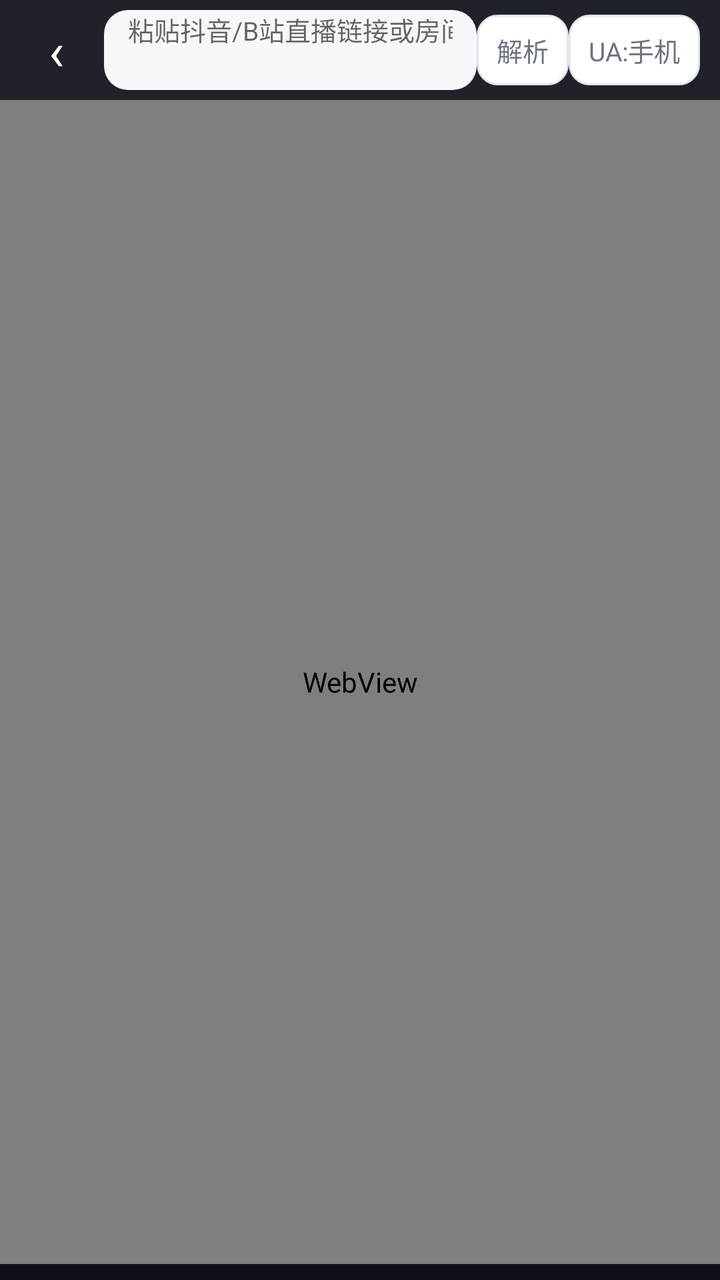
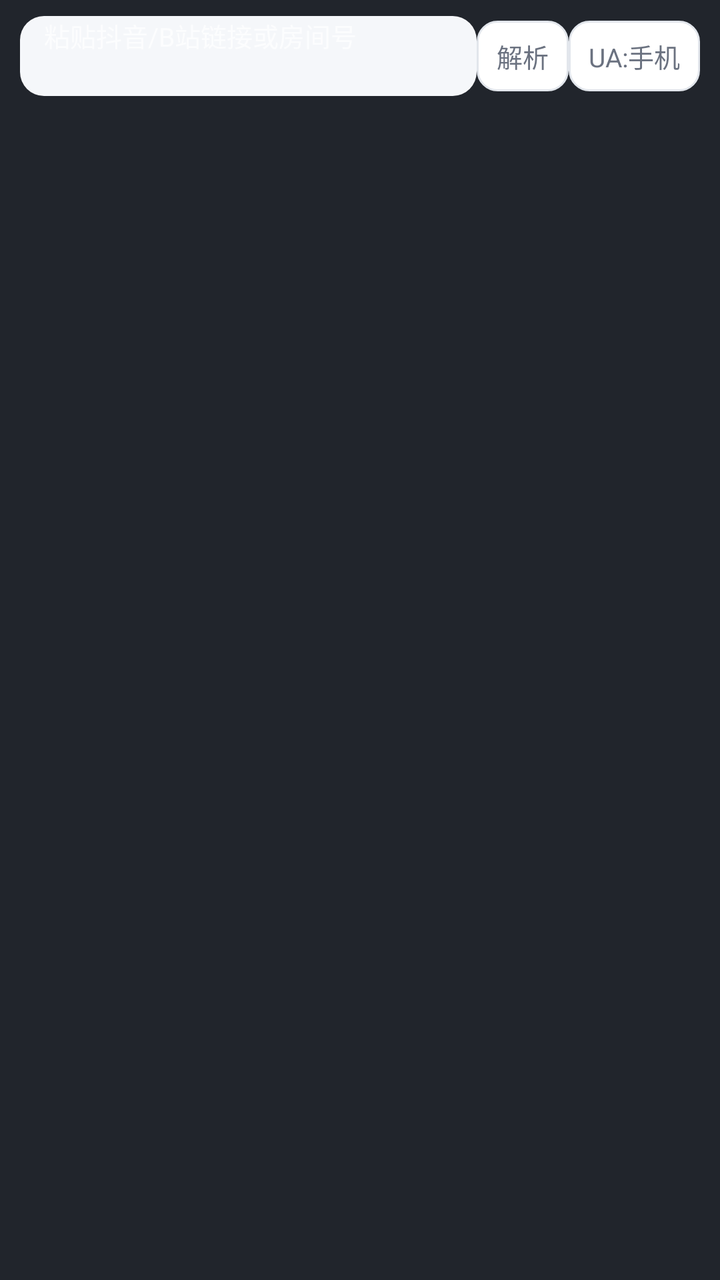

Compare the two renders of this Android layout. The source of the first and the diff that turns it into the second are given below.
<!-- AndroidManifest.xml: application theme AppTheme -->
<!-- res/layout/activity_parse.xml -->
<?xml version="1.0" encoding="utf-8"?>
<LinearLayout xmlns:android="http://schemas.android.com/apk/res/android"
    android:layout_width="match_parent" android:layout_height="match_parent"
    android:orientation="vertical" android:background="#000000">

    <LinearLayout
        android:layout_width="match_parent" android:layout_height="50dp"
        android:background="#1F2329"
        android:gravity="center_vertical"
        android:paddingLeft="8dp" android:paddingRight="10dp">
        <TextView android:id="@+id/btnParseBack"
            android:layout_width="40dp" android:layout_height="match_parent"
            android:text="‹" android:textColor="#FFFFFF"
            android:textSize="26sp" android:gravity="center"/>
        <EditText android:id="@+id/etParseUrl"
            android:layout_width="0dp" android:layout_height="40dp" android:layout_weight="1"
            android:layout_marginLeft="4dp"
            android:background="@drawable/bg_input"
            android:hint="粘贴抖音/B站直播链接或房间号"
            android:paddingLeft="12dp" android:paddingRight="12dp"
            android:textSize="13sp"
            android:inputType="textUri" android:maxLines="1"/>
        <TextView android:id="@+id/btnParseGo" style="@style/Chip"
            android:layout_width="wrap_content"
            android:text="解析"/>
        <TextView android:id="@+id/btnParseUA" style="@style/Chip"
            android:layout_width="wrap_content"
            android:text="UA:手机"/>
    </LinearLayout>

    <WebView android:id="@+id/parseWebView"
        android:layout_width="match_parent" android:layout_height="0dp"
        android:layout_weight="1"/>

    <LinearLayout android:id="@+id/parseList"
        android:layout_width="match_parent" android:layout_height="wrap_content"
        android:orientation="vertical"
        android:background="#0D1117"
        android:paddingTop="4dp" android:paddingBottom="4dp"/>

</LinearLayout>
<!-- resources referenced by this layout -->
<resources>
  <!-- drawable bg_input (drawable) -->
  <?xml version="1.0" encoding="utf-8"?>
  <shape xmlns:android="http://schemas.android.com/apk/res/android">
      <solid android:color="#F5F7FA"/>
      <corners android:radius="12dp"/>
  </shape>
  <style name="Chip">
          <item name="android:layout_width">wrap_content</item>
          <item name="android:layout_height">wrap_content</item>
          <item name="android:background">@drawable/bg_chip_off</item>
          <item name="android:textSize">13sp</item>
          <item name="android:textColor">#6B7280</item>
          <item name="android:paddingLeft">10dp</item>
          <item name="android:paddingRight">10dp</item>
          <item name="android:paddingTop">8dp</item>
          <item name="android:paddingBottom">8dp</item>
          <item name="android:gravity">center</item>
          <item name="android:maxLines">1</item>
      </style>
  <style name="AppTheme" parent="android:Theme.Material.Light.NoActionBar">
          <item name="android:windowFullscreen">true</item>
          <item name="android:windowNoTitle">true</item>
          <item name="android:windowTranslucentNavigation">true</item>
          <item name="android:windowBackground">@color/bg</item>
          <item name="android:colorAccent">@color/blue2</item>
      </style>
  <!-- drawable bg_chip_off (drawable) -->
  <?xml version="1.0" encoding="utf-8"?>
  <shape xmlns:android="http://schemas.android.com/apk/res/android">
      <solid android:color="#FFFFFF"/>
      <stroke android:width="1dp" android:color="#E2E6EC"/>
      <corners android:radius="10dp"/>
  </shape>
  <color name="bg">#EEF4FF</color>
  <color name="blue2">#1677FF</color>
</resources>

<!-- the commit's change to res/layout/activity_parse.xml (unified diff, before → after) -->
@@ -1,24 +1,20 @@
 <?xml version="1.0" encoding="utf-8"?>
 <LinearLayout xmlns:android="http://schemas.android.com/apk/res/android"
-    android:layout_width="match_parent" android:layout_height="match_parent"
-    android:orientation="vertical" android:background="#000000">
+    android:layout_width="match_parent" android:layout_height="wrap_content"
+    android:orientation="vertical" android:background="#F014181F">
 
     <LinearLayout
-        android:layout_width="match_parent" android:layout_height="50dp"
-        android:background="#1F2329"
+        android:layout_width="match_parent" android:layout_height="wrap_content"
         android:gravity="center_vertical"
-        android:paddingLeft="8dp" android:paddingRight="10dp">
-        <TextView android:id="@+id/btnParseBack"
-            android:layout_width="40dp" android:layout_height="match_parent"
-            android:text="‹" android:textColor="#FFFFFF"
-            android:textSize="26sp" android:gravity="center"/>
+        android:paddingLeft="10dp" android:paddingRight="10dp" android:paddingTop="8dp">
+
         <EditText android:id="@+id/etParseUrl"
             android:layout_width="0dp" android:layout_height="40dp" android:layout_weight="1"
-            android:layout_marginLeft="4dp"
             android:background="@drawable/bg_input"
-            android:hint="粘贴抖音/B站直播链接或房间号"
+            android:hint="粘贴抖音/B站链接或房间号"
             android:paddingLeft="12dp" android:paddingRight="12dp"
             android:textSize="13sp"
+            android:imeOptions="actionGo"
             android:inputType="textUri" android:maxLines="1"/>
         <TextView android:id="@+id/btnParseGo" style="@style/Chip"
             android:layout_width="wrap_content"
@@ -28,14 +24,10 @@
             android:text="UA:手机"/>
     </LinearLayout>
 
-    <WebView android:id="@+id/parseWebView"
-        android:layout_width="match_parent" android:layout_height="0dp"
-        android:layout_weight="1"/>
-
     <LinearLayout android:id="@+id/parseList"
-        android:layout_width="match_parent" android:layout_height="wrap_content"
+        android:layout_width="match_parent" android:layout_height="240dp"
         android:orientation="vertical"
-        android:background="#0D1117"
-        android:paddingTop="4dp" android:paddingBottom="4dp"/>
+        android:paddingTop="4dp" android:paddingBottom="6dp"
+        android:scrollbars="vertical"/>
 
 </LinearLayout>
<!-- resource entries referenced after the edit -->
@@ -19,12 +19,11 @@
           <item name="android:gravity">center</item>
           <item name="android:maxLines">1</item>
       </style>
-  <style name="AppTheme" parent="android:Theme.Material.Light.NoActionBar">
-          <item name="android:windowFullscreen">true</item>
+  <style name="ParseDialog" parent="@android:style/Theme.Material.Dialog">
+          <item name="android:windowBackground">@android:color/transparent</item>
+          <item name="android:windowIsFloating">true</item>
           <item name="android:windowNoTitle">true</item>
-          <item name="android:windowTranslucentNavigation">true</item>
-          <item name="android:windowBackground">@color/bg</item>
-          <item name="android:colorAccent">@color/blue2</item>
+          <item name="android:backgroundDimEnabled">true</item>
       </style>
   <!-- drawable bg_chip_off (drawable) -->
   <?xml version="1.0" encoding="utf-8"?>
@@ -33,7 +32,5 @@
       <stroke android:width="1dp" android:color="#E2E6EC"/>
       <corners android:radius="10dp"/>
   </shape>
-  <color name="bg">#EEF4FF</color>
-  <color name="blue2">#1677FF</color>
 </resources>
 
